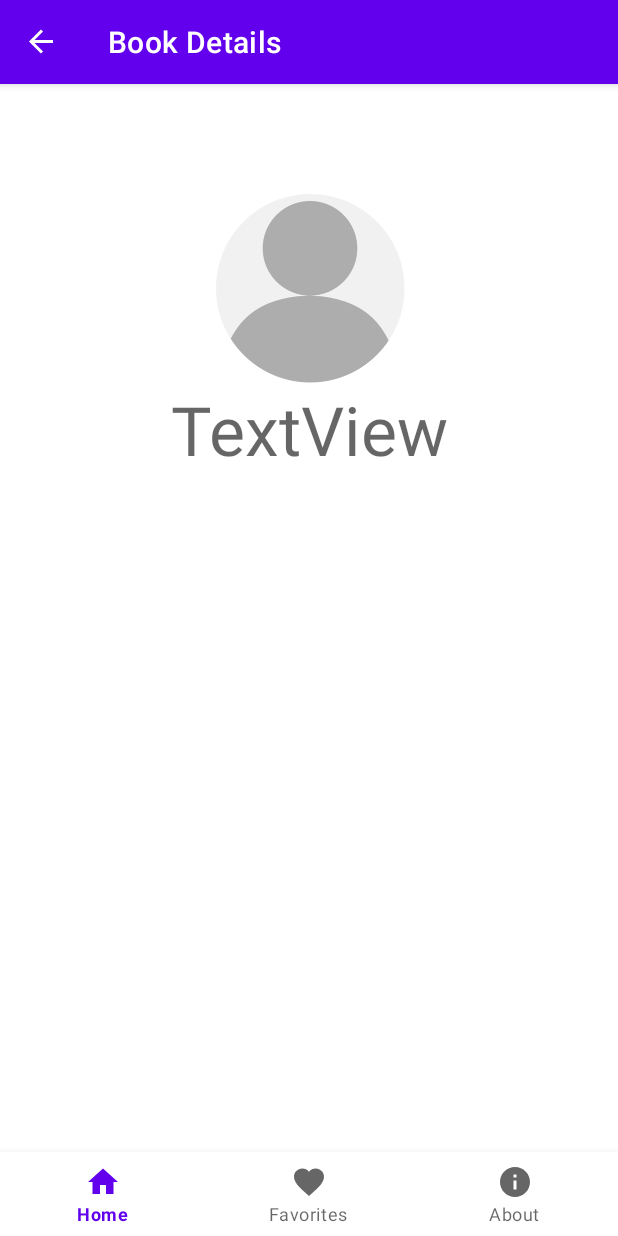
After one commit to elnurvl/kitabqurdu, an Android app: the BookFragment screen opened through its navigation route, on a phone screen of 412 x 824 dp. The commit adds this screen. Run offline under Robolectric (Android 15) with nearby library versions, the phone set to English and light mode, and no system bars; our stand-ins replace Picasso, RxJava, navigation-ui; pictures from the network do not load.

Commit message:
Add book details fragment

```diff
--- /dev/null
+++ b/app/src/main/java/com/devadamlar/kitabqurdu/ActivityViewModel.kt
@@ -0,0 +1,12 @@
+package com.devadamlar.kitabqurdu
+
+import android.database.Observable
+import androidx.lifecycle.ViewModel
+import com.devadamlar.kitabqurdu.models.Book
+import io.reactivex.rxjava3.subjects.BehaviorSubject
+import io.reactivex.rxjava3.subjects.PublishSubject
+import javax.inject.Inject
+
+class ActivityViewModel : ViewModel() {
+    val selectedBook: BehaviorSubject<Book> = BehaviorSubject.create()
+}
--- a/app/src/main/java/com/devadamlar/kitabqurdu/MainActivity.kt
+++ b/app/src/main/java/com/devadamlar/kitabqurdu/MainActivity.kt
@@ -5,12 +5,14 @@ import android.view.View
 import android.view.inputmethod.InputMethodManager
 import com.google.android.material.bottomnavigation.BottomNavigationView
 import androidx.appcompat.app.AppCompatActivity
+import androidx.lifecycle.ViewModelProvider
 import androidx.navigation.findNavController
 import androidx.navigation.ui.AppBarConfiguration
 import androidx.navigation.ui.setupActionBarWithNavController
 import androidx.navigation.ui.setupWithNavController
 
 class MainActivity : AppCompatActivity() {
+    lateinit var viewModel: ActivityViewModel
 
     override fun onCreate(savedInstanceState: Bundle?) {
         super.onCreate(savedInstanceState)
@@ -24,6 +26,8 @@ class MainActivity : AppCompatActivity() {
                 R.id.navigation_home, R.id.navigation_favorites, R.id.navigation_about))
         setupActionBarWithNavController(navController, appBarConfiguration)
         navView.setupWithNavController(navController)
+
+        viewModel = ViewModelProvider(this).get(ActivityViewModel::class.java)
     }
 
     fun hideKeyboard() {
--- a/app/src/main/java/com/devadamlar/kitabqurdu/api/BookApi.kt
+++ b/app/src/main/java/com/devadamlar/kitabqurdu/api/BookApi.kt
@@ -2,6 +2,7 @@ package com.devadamlar.kitabqurdu.api
 
 import io.reactivex.rxjava3.core.Single
 import retrofit2.http.GET
+import retrofit2.http.Path
 import retrofit2.http.Query
 
 interface BookApi {
--- a/app/src/main/java/com/devadamlar/kitabqurdu/di/AppComponent.kt
+++ b/app/src/main/java/com/devadamlar/kitabqurdu/di/AppComponent.kt
@@ -4,6 +4,7 @@ import com.devadamlar.kitabqurdu.MainActivity
 import com.devadamlar.kitabqurdu.ui.about.AboutFragment
 import com.devadamlar.kitabqurdu.ui.favorites.FavoritesFragment
 import com.devadamlar.kitabqurdu.ui.home.HomeFragment
+import com.devadamlar.kitabqurdu.ui.home.book.BookFragment
 import dagger.Component
 import javax.inject.Singleton
 
@@ -14,4 +15,5 @@ interface AppComponent {
     fun inject(homeFragment: HomeFragment)
     fun inject(favoritesFragment: FavoritesFragment)
     fun inject(aboutFragment: AboutFragment)
+    fun inject(bookFragment: BookFragment)
 }
--- a/app/src/main/java/com/devadamlar/kitabqurdu/di/ViewModelModule.kt
+++ b/app/src/main/java/com/devadamlar/kitabqurdu/di/ViewModelModule.kt
@@ -5,6 +5,7 @@ import androidx.lifecycle.ViewModelProvider
 import com.devadamlar.kitabqurdu.ui.about.AboutViewModel
 import com.devadamlar.kitabqurdu.ui.favorites.FavoritesViewModel
 import com.devadamlar.kitabqurdu.ui.home.HomeViewModel
+import com.devadamlar.kitabqurdu.ui.home.book.BookViewModel
 import com.devadamlar.kitabqurdu.viewmodel.ViewModelFactory
 import dagger.Binds
 import dagger.Module
@@ -29,5 +30,10 @@ abstract class ViewModelModule {
     abstract fun bindAboutViewModel(aboutViewModel: AboutViewModel): ViewModel
 
     @Binds
+    @IntoMap
+    @ViewModelKey(BookViewModel::class)
+    abstract fun bindBookViewModel(bookViewModel: BookViewModel): ViewModel
+
+    @Binds
     abstract fun bindViewModelFactory(factory: ViewModelFactory): ViewModelProvider.Factory
 }
--- a/app/src/main/java/com/devadamlar/kitabqurdu/ui/home/BooksAdapter.kt
+++ b/app/src/main/java/com/devadamlar/kitabqurdu/ui/home/BooksAdapter.kt
@@ -11,7 +11,7 @@ import com.devadamlar.kitabqurdu.R
 import com.devadamlar.kitabqurdu.models.Book
 import com.squareup.picasso.Picasso
 
-class BooksAdapter(context: Context, private val listener: ItemClickListener) : RecyclerView.Adapter<BooksAdapter.BookViewHolder>() {
+class BooksAdapter(val context: Context, private val listener: ItemClickListener) : RecyclerView.Adapter<BooksAdapter.BookViewHolder>() {
 
     var books: List<Book> = emptyList()
 
@@ -26,7 +26,7 @@ class BooksAdapter(context: Context, private val listener: ItemClickListener) :
         holder.authors.text = book.authorName?.joinToString(", ")
         holder.publisher.text = book.publisher?.get(0)
         Picasso.get()
-            .load("https://covers.openlibrary.org/b/isbn/" + book.coverI + ".jpg")
+            .load(context.getString(R.string.cover_api_url) + book.coverI + ".jpg")
             .placeholder(R.drawable.progress_animation)
             .error(R.drawable.sample_cover)
             .into(holder.thumbnail)
--- a/app/src/main/java/com/devadamlar/kitabqurdu/ui/home/HomeFragment.kt
+++ b/app/src/main/java/com/devadamlar/kitabqurdu/ui/home/HomeFragment.kt
@@ -9,12 +9,16 @@ import android.view.ViewGroup
 import android.widget.ImageButton
 import android.widget.ProgressBar
 import android.widget.TextView
+import androidx.core.os.bundleOf
 import androidx.fragment.app.Fragment
+import androidx.fragment.app.activityViewModels
 import androidx.fragment.app.viewModels
 import androidx.lifecycle.Observer
 import androidx.lifecycle.ViewModelProvider
+import androidx.navigation.fragment.findNavController
 import androidx.recyclerview.widget.LinearLayoutManager
 import androidx.recyclerview.widget.RecyclerView
+import com.devadamlar.kitabqurdu.ActivityViewModel
 import com.devadamlar.kitabqurdu.App
 import com.devadamlar.kitabqurdu.MainActivity
 import com.devadamlar.kitabqurdu.R
@@ -31,6 +35,8 @@ class HomeFragment : Fragment() {
         viewModelFactory
     }
 
+    private lateinit var activityViewModel: ActivityViewModel
+
     override fun onAttach(context: Context) {
         (requireActivity().applicationContext as App).appComponent.inject(this)
         super.onAttach(context)
@@ -41,6 +47,7 @@ class HomeFragment : Fragment() {
             container: ViewGroup?,
             savedInstanceState: Bundle?
     ): View? {
+        activityViewModel = ViewModelProvider(requireActivity()).get(ActivityViewModel::class.java)
         val root = inflater.inflate(R.layout.fragment_home, container, false)
         val searchText: TextView = root.findViewById(R.id.searchText)
         val searchButton: ImageButton = root.findViewById(R.id.searchButton)
@@ -50,6 +57,8 @@ class HomeFragment : Fragment() {
         val adapter = BooksAdapter(requireContext(), object : BooksAdapter.ItemClickListener {
             override fun onItemClicked(view: View, book: Book) {
                 Log.d("Home", "Selected book: ${book.key}")
+                activityViewModel.selectedBook.onNext(book)
+                goToBook()
             }
 
         })
@@ -75,4 +84,8 @@ class HomeFragment : Fragment() {
         }
         return root
     }
+
+    fun goToBook() {
+        findNavController().navigate(R.id.bookFragment)
+    }
 }
--- /dev/null
+++ b/app/src/main/java/com/devadamlar/kitabqurdu/ui/home/book/BookFragment.kt
@@ -0,0 +1,69 @@
+package com.devadamlar.kitabqurdu.ui.home.book
+
+import android.content.Context
+import android.os.Bundle
+import android.util.Log
+import android.view.LayoutInflater
+import android.view.MenuItem
+import android.view.View
+import android.view.ViewGroup
+import android.widget.ImageView
+import android.widget.TextView
+import androidx.fragment.app.Fragment
+import androidx.fragment.app.viewModels
+import androidx.lifecycle.ViewModelProvider
+import com.devadamlar.kitabqurdu.ActivityViewModel
+import com.devadamlar.kitabqurdu.App
+import com.devadamlar.kitabqurdu.R
+import com.squareup.picasso.Picasso
+import io.reactivex.rxjava3.android.schedulers.AndroidSchedulers
+import javax.inject.Inject
+
+class BookFragment : Fragment() {
+    private lateinit var thumbnail: ImageView
+    private lateinit var titleText: TextView
+
+    @Inject
+    lateinit var viewModelFactory: ViewModelProvider.Factory
+
+    private val viewModel: BookViewModel by viewModels {
+        viewModelFactory
+    }
+
+    private lateinit var activityViewModel: ActivityViewModel
+
+    override fun onAttach(context: Context) {
+        (requireActivity().applicationContext as App).appComponent.inject(this)
+        super.onAttach(context)
+    }
+
+    override fun onCreateView(
+        inflater: LayoutInflater, container: ViewGroup?,
+        savedInstanceState: Bundle?
+    ): View? {
+
+        val root = inflater.inflate(R.layout.book_fragment, container, false)
+        titleText = root.findViewById(R.id.titleText)
+        thumbnail = root.findViewById(R.id.imageView)
+        thumbnail.setImageResource(R.drawable.sample_cover)
+
+        return root
+    }
+
+    override fun onViewCreated(view: View, savedInstanceState: Bundle?) {
+        super.onViewCreated(view, savedInstanceState)
+        activityViewModel = ViewModelProvider(requireActivity()).get(ActivityViewModel::class.java)
+        activityViewModel.selectedBook.observeOn(AndroidSchedulers.mainThread())
+            .subscribe({
+                Log.d("Book", it.toString())
+                titleText.text = it?.title
+                Picasso.get()
+                    .load(getString(R.string.cover_api_url) + it.coverI + ".jpg")
+                    .placeholder(R.drawable.progress_animation)
+                    .error(R.drawable.sample_cover)
+                    .into(thumbnail)
+            }, {
+                Log.d("Book", it.message ?: "")
+            })
+    }
+}
--- /dev/null
+++ b/app/src/main/res/layout/book_fragment.xml
@@ -0,0 +1,30 @@
+<?xml version="1.0" encoding="utf-8"?>
+<androidx.constraintlayout.widget.ConstraintLayout xmlns:android="http://schemas.android.com/apk/res/android"
+    xmlns:app="http://schemas.android.com/apk/res-auto"
+    xmlns:tools="http://schemas.android.com/tools"
+    android:layout_width="match_parent"
+    android:layout_height="match_parent"
+    tools:context=".ui.home.book.BookFragment">
+
+    <TextView
+        android:id="@+id/titleText"
+        android:layout_width="wrap_content"
+        android:layout_height="wrap_content"
+        android:layout_marginStart="16dp"
+        android:layout_marginEnd="16dp"
+        android:text="TextView"
+        android:textAppearance="@style/TextAppearance.AppCompat.Display2"
+        app:layout_constraintEnd_toEndOf="parent"
+        app:layout_constraintStart_toStartOf="parent"
+        app:layout_constraintTop_toBottomOf="@+id/imageView" />
+
+    <ImageView
+        android:id="@+id/imageView"
+        android:layout_width="wrap_content"
+        android:layout_height="128dp"
+        android:layout_marginTop="16dp"
+        app:layout_constraintEnd_toEndOf="@+id/titleText"
+        app:layout_constraintStart_toStartOf="@+id/titleText"
+        app:layout_constraintTop_toTopOf="parent"
+        tools:src="@tools:sample/avatars" />
+</androidx.constraintlayout.widget.ConstraintLayout>
--- a/app/src/main/res/navigation/mobile_navigation.xml
+++ b/app/src/main/res/navigation/mobile_navigation.xml
@@ -9,7 +9,11 @@
         android:id="@+id/navigation_home"
         android:name="com.devadamlar.kitabqurdu.ui.home.HomeFragment"
         android:label="@string/title_home"
-        tools:layout="@layout/fragment_home" />
+        tools:layout="@layout/fragment_home" >
+        <action
+            android:id="@+id/action_navigation_home_to_bookFragment"
+            app:destination="@id/bookFragment" />
+    </fragment>
     <fragment
         android:id="@+id/navigation_favorites"
         android:name="com.devadamlar.kitabqurdu.ui.favorites.FavoritesFragment"
@@ -20,5 +24,10 @@
         android:name="com.devadamlar.kitabqurdu.ui.about.AboutFragment"
         android:label="@string/title_about"
         tools:layout="@layout/fragment_about" />
+    <fragment
+        android:id="@+id/bookFragment"
+        android:name="com.devadamlar.kitabqurdu.ui.home.book.BookFragment"
+        android:label="@string/book_fragment_label"
+        tools:layout="@layout/book_fragment" />
 
 </navigation>
--- a/app/src/main/res/values/strings.xml
+++ b/app/src/main/res/values/strings.xml
@@ -5,4 +5,6 @@
     <string name="title_about">About</string>
     <string name="author">Author:</string>
     <string name="publisher">Publisher:</string>
+    <string name="cover_api_url">https://covers.openlibrary.org/b/isbn/</string>
+    <string name="book_fragment_label">Book Details</string>
 </resources>
```
Also changed, not shown: app/src/debug/AndroidManifest.xml (added, +26 -0 lines), app/src/main/java/com/devadamlar/kitabqurdu/ui/home/book/BookViewModel.kt (added, +13 -0 lines), 1 other file.
